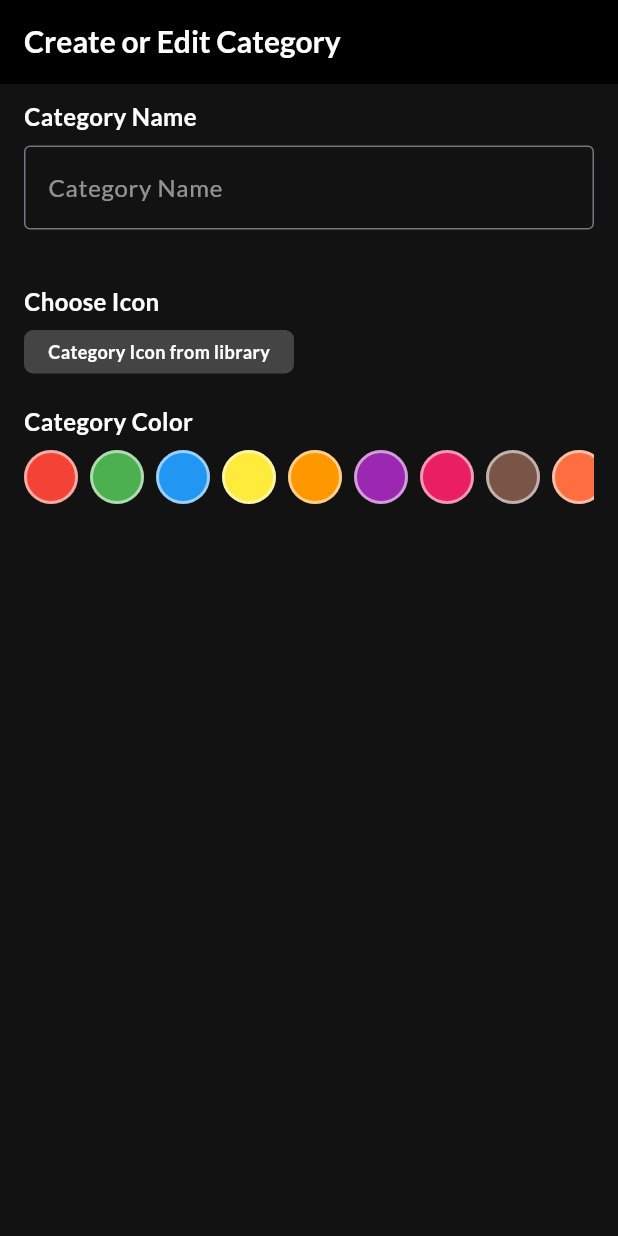
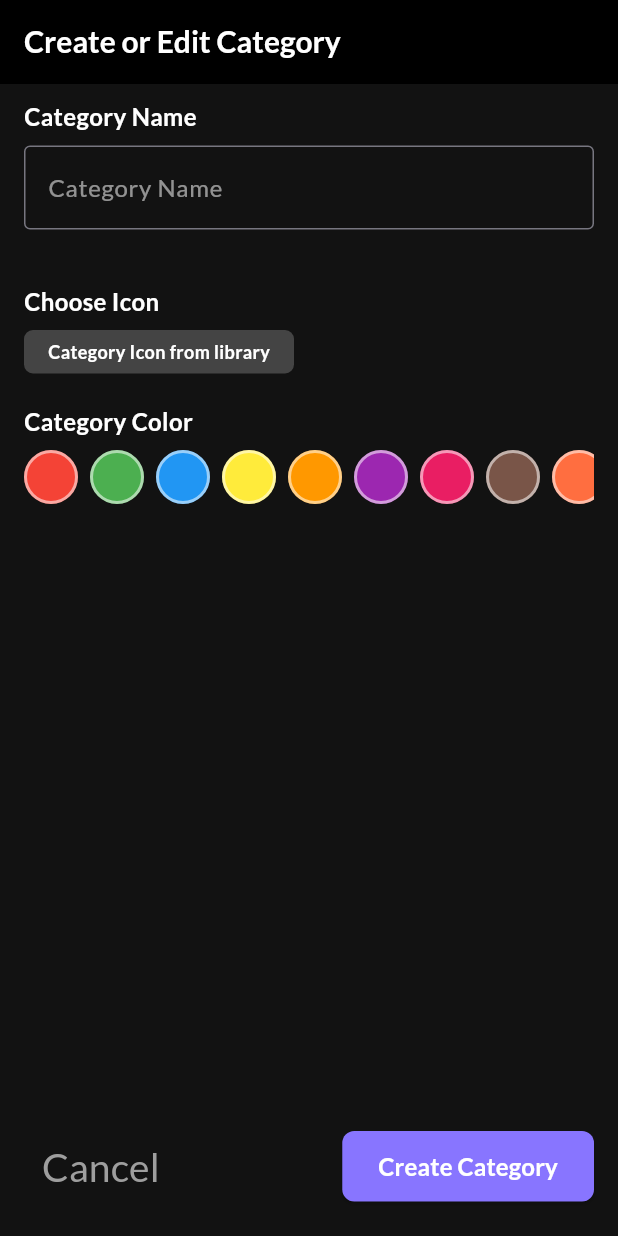
Before and after one commit to hieuvolaptrinh/DailyFlow-Flutter, a Flutter app: the screen it shows after launch, on a phone screen of 412 x 824 dp. Run offline on Flutter 3.47's test engine with Material 3 defaults, Android fonts, the phone set to English and light mode, and no system bars; our stand-ins replace easy_localization, google_fonts, shared_preferences.

Commit message:
feat: Add Create/Edit Category functionality with localization support

```diff
--- a/assets/translations/en.json
+++ b/assets/translations/en.json
@@ -57,6 +57,14 @@
     "focus": "Focus",
     "profile": "Profile"
   },
+  "category_page": {
+    "create_category": "Create Category",
+    "edit_category": "Edit Category",
+    "category_name": "Category Name",
+    "category_name_hint": "Enter category name",
+    "save_button": "Save",
+    "delete_button": "Delete"
+  },
   "splash": {
     "app_name": "DailyFlow"
   }
--- a/lib/ui/category/create_edit_category.dart
+++ b/lib/ui/category/create_edit_category.dart
@@ -1,3 +1,4 @@
+import 'package:easy_localization/easy_localization.dart';
 import 'package:flutter/material.dart';
 
 class CreateOrEditCategory extends StatefulWidget {
@@ -8,7 +9,8 @@ class CreateOrEditCategory extends StatefulWidget {
 }
 
 class _CreateOrEditCategoryState extends State<CreateOrEditCategory> {
-  final _nameCategoryTextController = TextEditingController();
+  final _nameCategoryTextController =
+      TextEditingController(); // để quản lý các text field
   List<Color> _colorDataSource = [];
   Color? colorSelected = null;
 
@@ -66,6 +68,8 @@ class _CreateOrEditCategoryState extends State<CreateOrEditCategory> {
           _buildCategoryNameField(),
           _buildCategoryChooseIconField(),
           _buildCategoryChooseBackgroundColorField(),
+          Spacer(),
+          _buildCreateAndCancelButtons(context),
         ],
       ),
     );
@@ -168,11 +172,7 @@ class _CreateOrEditCategoryState extends State<CreateOrEditCategory> {
                     print(" chooses color $index");
                     // set state để build lại giao diện khi thay đổi nhé
                     setState(() {
-                      print("colorSelected $colorSelected");
-                      print("color $color");
                       colorSelected = color;
-                      print("colorSelected $colorSelected");
-                      print("color $color");
                     });
                   },
                   child: Container(
@@ -213,4 +213,53 @@ class _CreateOrEditCategoryState extends State<CreateOrEditCategory> {
       ),
     );
   }
+
+  Widget _buildCreateAndCancelButtons(BuildContext context) {
+    return Container(
+      margin: EdgeInsets.only(bottom: 20),
+      child: Row(
+        mainAxisAlignment: MainAxisAlignment.spaceAround, // căn 2 nút 2 bên
+        children: [
+          TextButton(
+            onPressed: () {},
+            child: Text(
+              context.tr('common_cancel'),
+              style: TextStyle(
+                fontFamily: "Lato",
+                fontSize: 26,
+                color: Colors.grey,
+              ),
+            ),
+          ),
+          const Spacer(), // hoặc xài thằng Expanded để bọc lại các phần trong row hoặc column để chiếm hết khoản trống còn lại trong khung nhìn
+          ElevatedButton(
+            onPressed: () {
+              _handleCreateCategory();
+            },
+            style: ElevatedButton.styleFrom(
+              backgroundColor: const Color(0xFF8875FF),
+              shape: RoundedRectangleBorder(
+                borderRadius: BorderRadius.circular(8),
+              ),
+              padding: const EdgeInsets.symmetric(horizontal: 24, vertical: 12),
+            ),
+            child: Text(
+              "Create Category",
+              style: TextStyle(
+                fontSize: 16,
+                fontWeight: FontWeight.bold,
+                color: Colors.white,
+              ),
+            ),
+          ),
+        ],
+      ),
+    );
+  }
+
+  // sự kiện, vứt ra ngoài cho dễ nhìn
+  void _handleCreateCategory() {
+    final categoryName = _nameCategoryTextController.text;
+    print("Create Category: $categoryName");
+  }
 }
```
